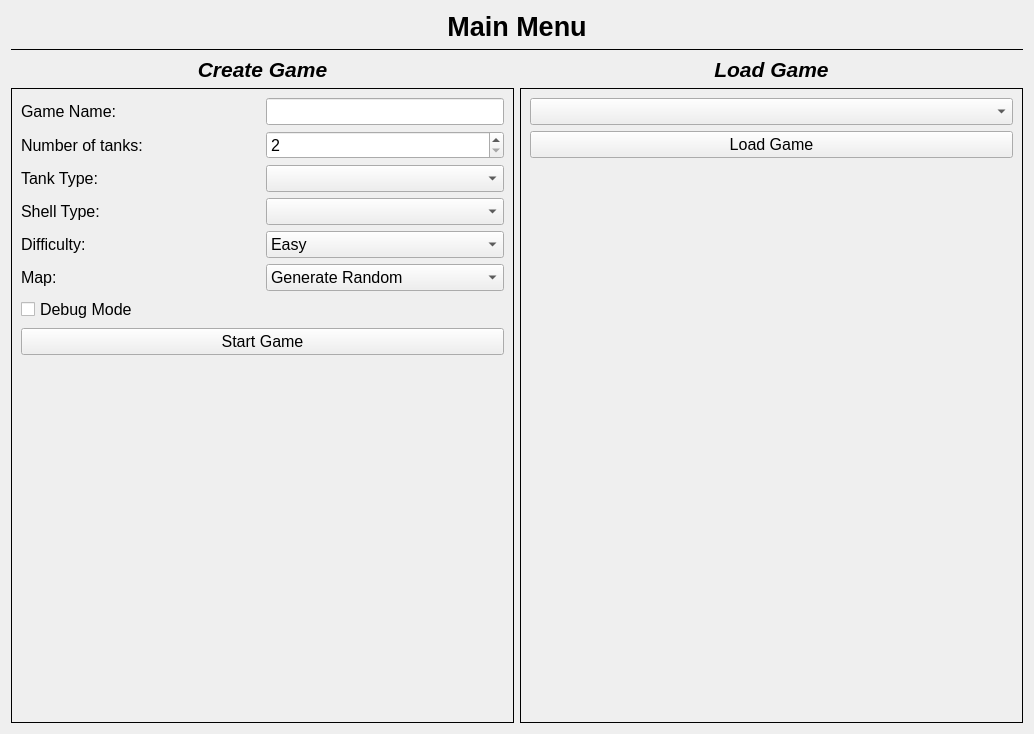
Before: the Qt Designer form ui/welcome_screen.ui in kpdudek/TankGame, drawn with Qt 5.
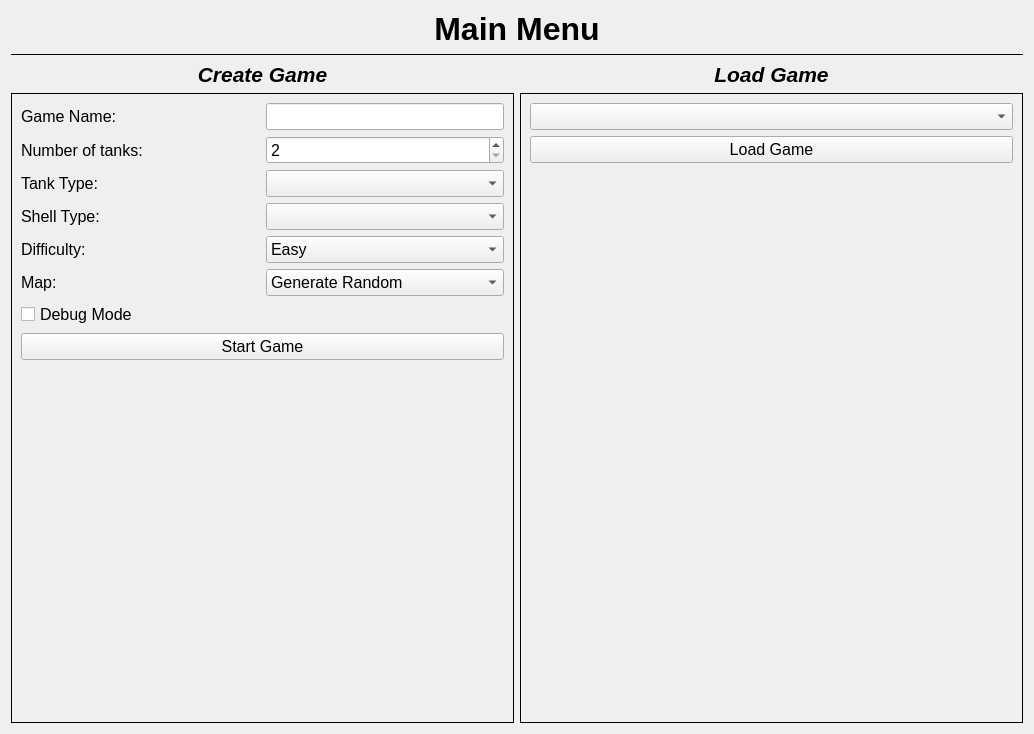
After: the same form once the commit is applied.

Patch:
```diff
--- a/ui/welcome_screen.ui
+++ b/ui/welcome_screen.ui
@@ -250,7 +250,7 @@
      </property>
      <property name="font">
       <font>
-       <pointsize>20</pointsize>
+       <pointsize>24</pointsize>
        <weight>75</weight>
        <bold>true</bold>
       </font>
```
